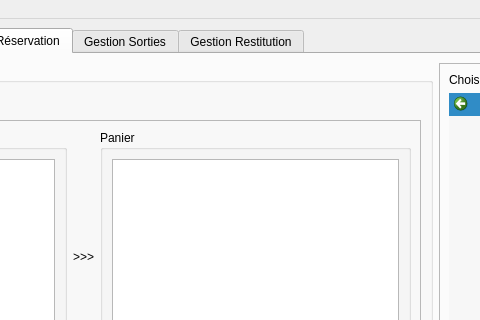
Before: the Qt Designer form mainwindow.ui in diluxe01/Micro_Brico, drawn with Qt 5; both pictures show x 287 to 767 and y 0 to 320 of the 1446 by 829 pixel window.
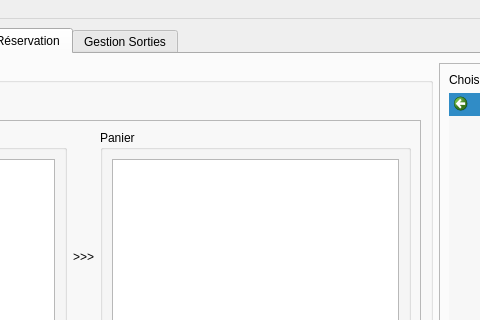
After: the same form once the commit is applied. Icons and pictures are not drawn.

Diff of the .ui file:
```diff
--- a/mainwindow.ui
+++ b/mainwindow.ui
@@ -881,11 +881,6 @@
         </item>
        </layout>
       </widget>
-      <widget class="QWidget" name="tab">
-       <attribute name="title">
-        <string>Gestion Restitution</string>
-       </attribute>
-      </widget>
      </widget>
     </item>
     <item>
```
